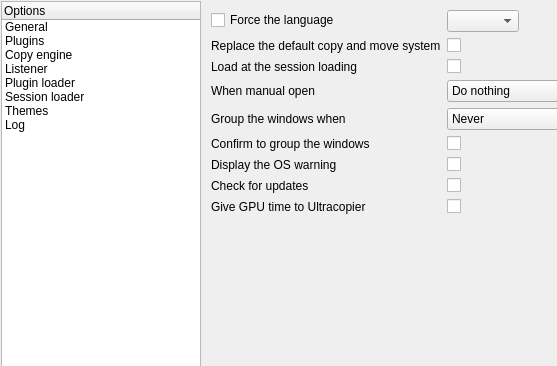
Before: the Qt Designer form OptionDialog.ui in alphaonex86/Ultracopier, drawn with Qt 5; both pictures show x 0 to 557 and y 0 to 366 of the 779 by 455 pixel window.
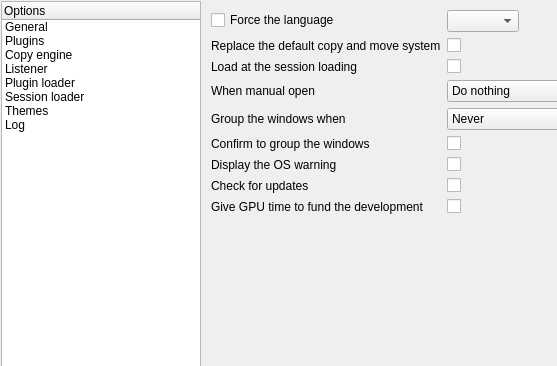
After: the same form once the commit is applied. Icons and pictures are not drawn.

```diff
--- a/OptionDialog.ui
+++ b/OptionDialog.ui
@@ -252,7 +252,7 @@
            <item row="8" column="0">
             <widget class="QLabel" name="label_gpu_time">
              <property name="text">
-              <string>Give GPU time to Ultracopier</string>
+              <string>Give GPU time to fund the development</string>
              </property>
             </widget>
            </item>
```
